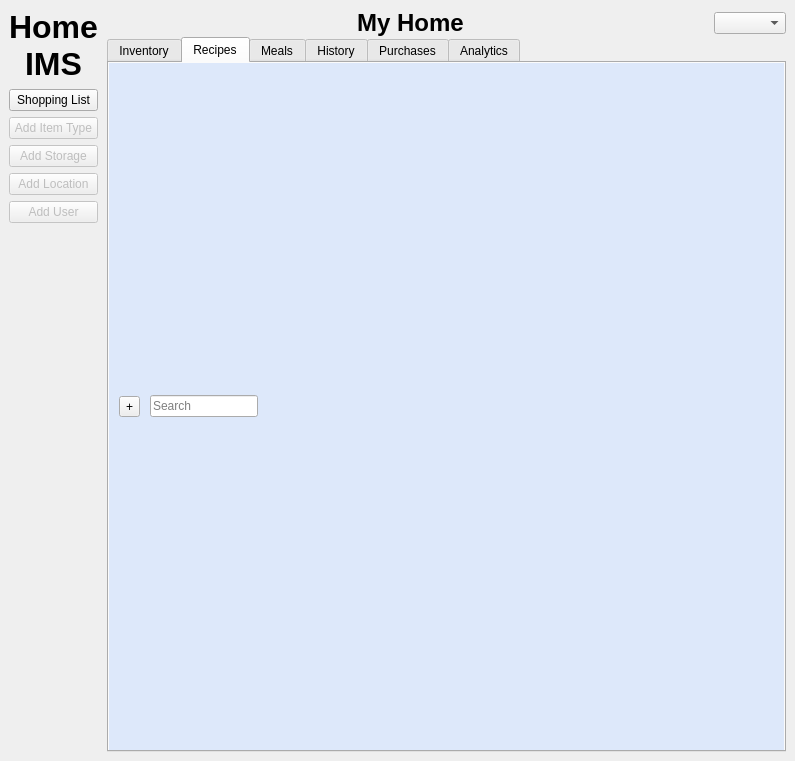
First picture: the form in home_ims/src/view/ui/main.ui, repository isaac-ucalgary/CPSC471_Fall2024_GroupProject, before the edit.
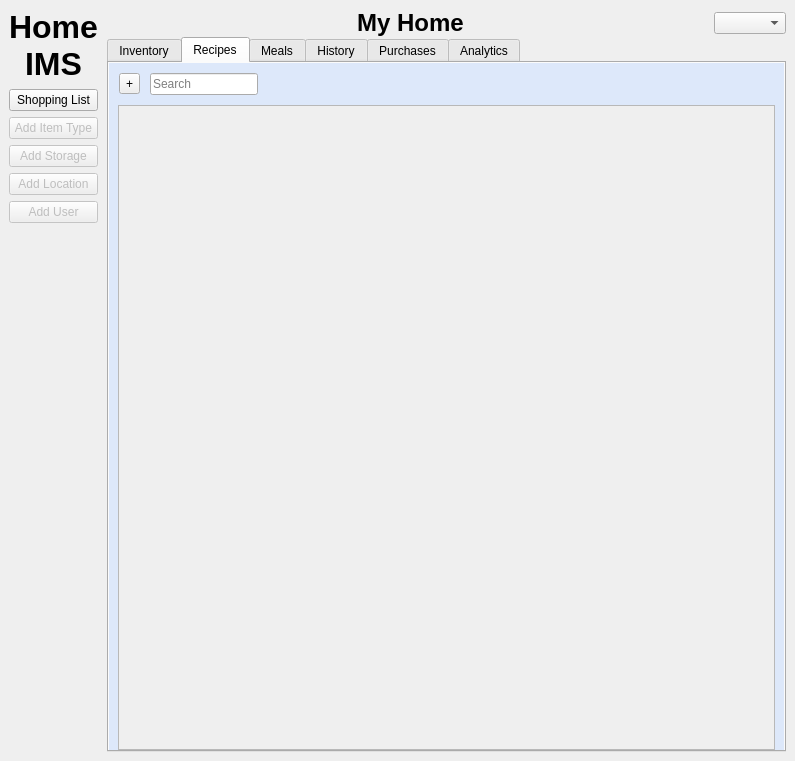
Second picture: the form after the edit. The open tabs and pages were chosen to show the change.

Commit message: Fixed datetime format crash on Windows, simplified inventory.py slightly.

The edit to the form file:
```diff
--- a/home_ims/src/view/ui/main.ui
+++ b/home_ims/src/view/ui/main.ui
@@ -444,6 +444,38 @@
               </layout>
              </widget>
             </item>
+            <item>
+             <widget class="QWidget" name="widget_8" native="true">
+              <layout class="QVBoxLayout" name="verticalLayout_12">
+               <property name="spacing">
+                <number>0</number>
+               </property>
+               <property name="topMargin">
+                <number>0</number>
+               </property>
+               <property name="bottomMargin">
+                <number>0</number>
+               </property>
+               <item>
+                <widget class="QScrollArea" name="recipeView">
+                 <property name="widgetResizable">
+                  <bool>true</bool>
+                 </property>
+                 <widget class="QWidget" name="scrollAreaWidgetContents">
+                  <property name="geometry">
+                   <rect>
+                    <x>0</x>
+                    <y>0</y>
+                    <width>636</width>
+                    <height>631</height>
+                   </rect>
+                  </property>
+                 </widget>
+                </widget>
+               </item>
+              </layout>
+             </widget>
+            </item>
            </layout>
           </widget>
           <widget class="QWidget" name="mealsTab">
```
Left out of the diff: 2 changed lines with no effect on the pictures. The commit also changes 2 other files.
